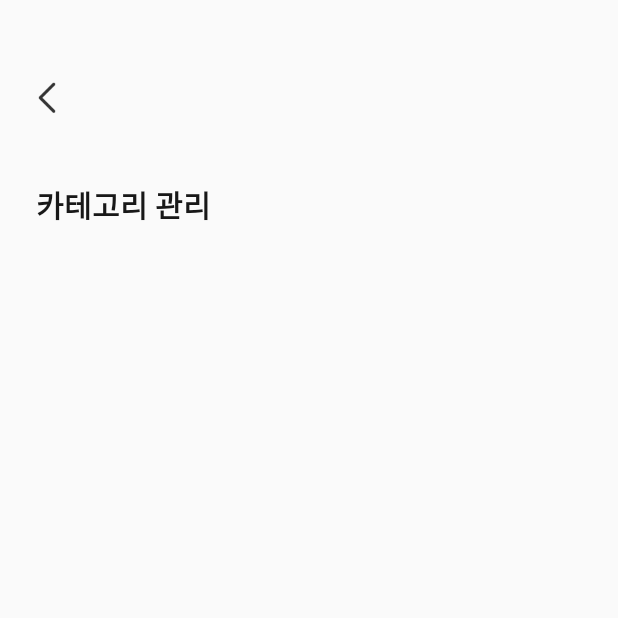
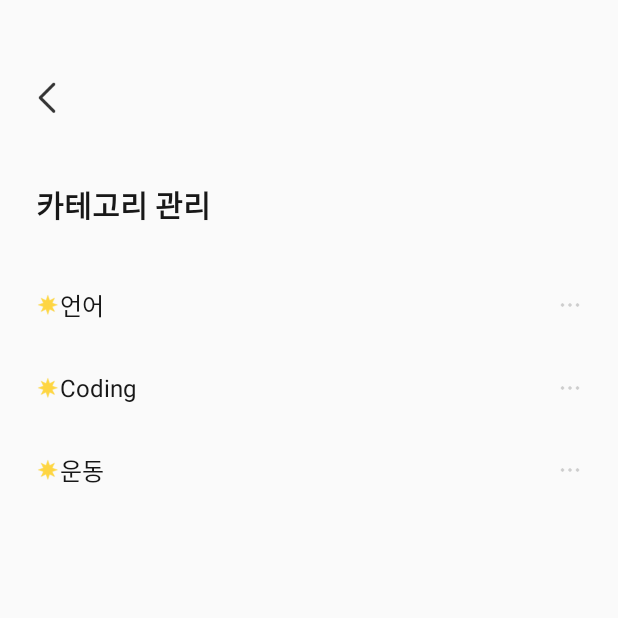
Before and after one commit to cindia3704/Dior_Android, an Android app: the fragment CategorySettingFragment shown on its own in the app's theme, on a phone screen of 412 x 824 dp, the top half of it. Run offline under Robolectric (Android 15) with nearby library versions, the phone set to English and light mode, and no system bars.

Commit message:
#35 카테고리 관리 뷰 완성

```diff
--- a/WeekFlex/app/src/main/java/com/example/weekflex/Adapter/AllCategoryListAdapter.kt
+++ b/WeekFlex/app/src/main/java/com/example/weekflex/Adapter/AllCategoryListAdapter.kt
@@ -1,10 +1,12 @@
 package com.example.weekflex.Adapter
 
+import android.util.Log
 import android.view.LayoutInflater
 import android.view.View
 import android.view.ViewGroup
 import android.widget.ImageView
 import android.widget.TextView
+import androidx.constraintlayout.widget.ConstraintLayout
 import androidx.recyclerview.widget.RecyclerView
 import com.example.weekflex.Data.Category
 import com.example.weekflex.Fragment.CategorySettingFragment
@@ -14,13 +16,17 @@ class AllCategoryListAdapter(
     var context: CategorySettingFragment,
     var categoryList: List<Category>
 ): RecyclerView.Adapter<AllCategoryListAdapter.ViewHolder>() {
+
     class ViewHolder(itemView: View) : RecyclerView.ViewHolder(itemView) {
         val categoryStarImg:ImageView
-        var categoryName:TextView
-
+        val categoryName:TextView
+        val moreBtn: ImageView
+        val view: ConstraintLayout
         init {
-           categoryStarImg = itemView.findViewById(R.id.all_category_category_image)
+            categoryStarImg = itemView.findViewById(R.id.all_category_category_image)
             categoryName = itemView.findViewById(R.id.all_category_category_name)
+            moreBtn = itemView.findViewById(R.id.all_category_more_btn)
+            view = itemView.findViewById(R.id.all_category_one_item_container)
         }
     }
 
@@ -37,5 +43,8 @@ class AllCategoryListAdapter(
         var category = categoryList[position]
         holder.categoryName.text = category.categoryName
         holder.categoryStarImg.setImageResource(R.drawable.yellowstar)
+        holder.moreBtn.setOnClickListener {
+
+        }
     }
 }
--- a/WeekFlex/app/src/main/java/com/example/weekflex/Fragment/CategorySettingFragment.kt
+++ b/WeekFlex/app/src/main/java/com/example/weekflex/Fragment/CategorySettingFragment.kt
@@ -7,17 +7,15 @@ import android.view.View
 import android.view.ViewGroup
 import android.widget.ImageView
 import androidx.fragment.app.Fragment
-import androidx.navigation.NavController
-import androidx.navigation.Navigation
-import androidx.navigation.findNavController
-import androidx.navigation.fragment.NavHostFragment
+import androidx.recyclerview.widget.GridLayoutManager
 import androidx.recyclerview.widget.RecyclerView
 import com.example.weekflex.Activity.MainActivity
 import com.example.weekflex.Adapter.AllCategoryListAdapter
 import com.example.weekflex.Data.Category
 import com.example.weekflex.Data.Task
 import com.example.weekflex.R
-val categoryLists = listOf(
+
+private val categories = listOf(
     Category(1, "언어", 0, listOf(
         Task("Speaking", 3, "10:00AM", "1:00PM", true, listOf("월", "화")),
         Task("전화영어", 2, "1:00PM", "1:30PM", false, listOf("수")),
@@ -32,11 +30,12 @@ val categoryLists = listOf(
         Task("하체", 2, "1:00PM", "1:30PM", false, listOf("토"))
     ))
 )
+
 class CategorySettingFragment : Fragment() {
     private var userId: Int? = 1
-//    lateinit var navController: NavController
     private lateinit var backBtn:ImageView
     private lateinit var categoryList: RecyclerView
+
     companion object {
         fun newInstance(userId: Int): CategorySettingFragment {
             var bundle = Bundle()
@@ -62,7 +61,11 @@ class CategorySettingFragment : Fragment() {
 
     override fun onViewCreated(view: View, savedInstanceState: Bundle?) {
         super.onViewCreated(view, savedInstanceState)
-        categoryList.adapter = AllCategoryListAdapter(this,categoryLists)
+        categoryList.setHasFixedSize(true)
+        Log.d("msg","category size bf: "+categories.size)
+        categoryList.adapter = AllCategoryListAdapter(this,categories)
+        categoryList.layoutManager = GridLayoutManager(activity,1,RecyclerView.VERTICAL,false)
+
         setListener()
     }
 
--- a/WeekFlex/app/src/main/res/layout/all_category_list_item.xml
+++ b/WeekFlex/app/src/main/res/layout/all_category_list_item.xml
@@ -1,5 +1,6 @@
 <?xml version="1.0" encoding="utf-8"?>
 <androidx.constraintlayout.widget.ConstraintLayout
+    android:id="@+id/all_category_one_item_container"
     xmlns:android="http://schemas.android.com/apk/res/android"
     android:layout_width="match_parent"
     android:layout_height="wrap_content"
@@ -22,5 +23,14 @@
         android:textColor="@color/colorAccent"
         app:layout_constraintLeft_toRightOf="@id/all_category_category_image"
         app:layout_constraintTop_toTopOf="parent"/>
+    <ImageView
+        android:id="@+id/all_category_more_btn"
+        android:layout_width="16dp"
+        android:layout_height="16dp"
+        android:src="@drawable/more"
+        app:layout_constraintRight_toRightOf="parent"
+        app:layout_constraintTop_toTopOf="parent"
+        app:layout_constraintBottom_toBottomOf="parent"/>
+
 
 </androidx.constraintlayout.widget.ConstraintLayout>
--- a/WeekFlex/app/src/main/res/layout/category_setting_fragment.xml
+++ b/WeekFlex/app/src/main/res/layout/category_setting_fragment.xml
@@ -28,9 +28,11 @@
         android:id="@+id/category_setting_categorylist"
         android:layout_width="match_parent"
         android:layout_height="wrap_content"
+        android:nestedScrollingEnabled="false"
+        android:orientation="vertical"
         android:layout_marginTop="40dp"
         android:layout_marginLeft="24dp"
+        android:layout_marginRight="24dp"
         app:layout_constraintLeft_toLeftOf="parent"
         app:layout_constraintTop_toBottomOf="@id/category_setting_header"/>
-
 </androidx.constraintlayout.widget.ConstraintLayout>
```
Also changed, not shown: WeekFlex/app/src/main/java/com/example/weekflex/Fragment/ProfileFragment.kt (+0 -7 lines), WeekFlex/app/src/main/res/drawable-hdpi/more.png (added), WeekFlex/app/src/main/res/drawable-mdpi/more.png (added), WeekFlex/app/src/main/res/drawable-xhdpi/more.png (added), WeekFlex/app/src/main/res/drawable-xxhdpi/more.png (added), WeekFlex/app/src/main/res/drawable-xxxhdpi/more.png (added).
